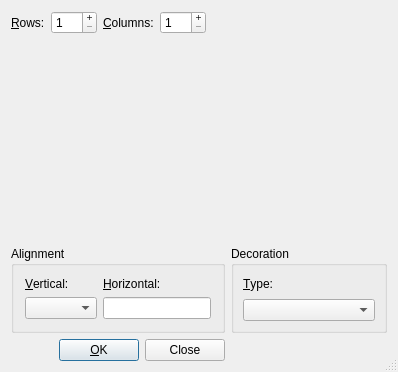
Above: src/frontends/qt4/ui/MathMatrixUi.ui from cburschka/lyx before the change. Below: the same form after it.
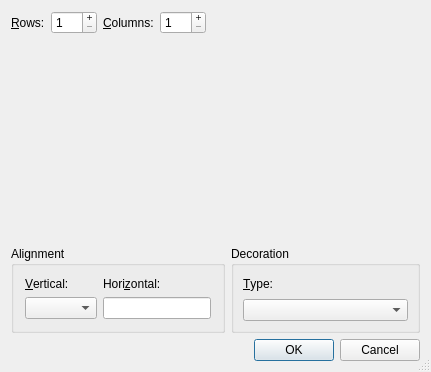
That is the form after the change. Custom widgets are drawn as their Qt base class.

Diff of the .ui file:
```diff
--- a/src/frontends/qt4/ui/MathMatrixUi.ui
+++ b/src/frontends/qt4/ui/MathMatrixUi.ui
@@ -6,7 +6,7 @@
    <rect>
     <x>0</x>
     <y>0</y>
-    <width>398</width>
+    <width>431</width>
     <height>372</height>
    </rect>
   </property>
@@ -146,7 +146,7 @@
      </property>
     </spacer>
    </item>
-   <item row="3" column="0">
+   <item row="3" column="0" colspan="2">
     <widget class="QGroupBox" name="alignmentGB">
      <property name="title">
       <string>Alignment</string>
@@ -194,7 +194,7 @@
       <item row="0" column="1">
        <widget class="QLabel" name="widthLA_2">
         <property name="text">
-         <string>&amp;Horizontal:</string>
+         <string>Hori&amp;zontal:</string>
         </property>
         <property name="buddy">
          <cstring>halignED</cstring>
@@ -204,7 +204,7 @@
      </layout>
     </widget>
    </item>
-   <item row="3" column="1" colspan="2">
+   <item row="3" column="2">
     <widget class="QGroupBox" name="decorationtGB">
      <property name="title">
       <string>Decoration</string>
@@ -233,45 +233,12 @@
      </layout>
     </widget>
    </item>
-   <item row="4" column="0">
-    <layout class="QHBoxLayout">
-     <property name="spacing">
-      <number>6</number>
+   <item row="4" column="1" colspan="2">
+    <widget class="QDialogButtonBox" name="buttonBox">
+     <property name="standardButtons">
+      <set>QDialogButtonBox::Cancel|QDialogButtonBox::Ok</set>
      </property>
-     <property name="margin">
-      <number>0</number>
-     </property>
-     <item>
-      <spacer>
-       <property name="orientation">
-        <enum>Qt::Horizontal</enum>
-       </property>
-       <property name="sizeType">
-        <enum>QSizePolicy::Expanding</enum>
-       </property>
-       <property name="sizeHint" stdset="0">
-        <size>
-         <width>20</width>
-         <height>20</height>
-        </size>
-       </property>
-      </spacer>
-     </item>
-     <item>
-      <widget class="QPushButton" name="okPB">
-       <property name="text">
-        <string>&amp;OK</string>
-       </property>
-      </widget>
-     </item>
-     <item>
-      <widget class="QPushButton" name="closePB">
-       <property name="text">
-        <string>Close</string>
-       </property>
-      </widget>
-     </item>
-    </layout>
+    </widget>
    </item>
   </layout>
  </widget>
```
Left out of the diff: 24 changed lines with no effect on the pictures.
